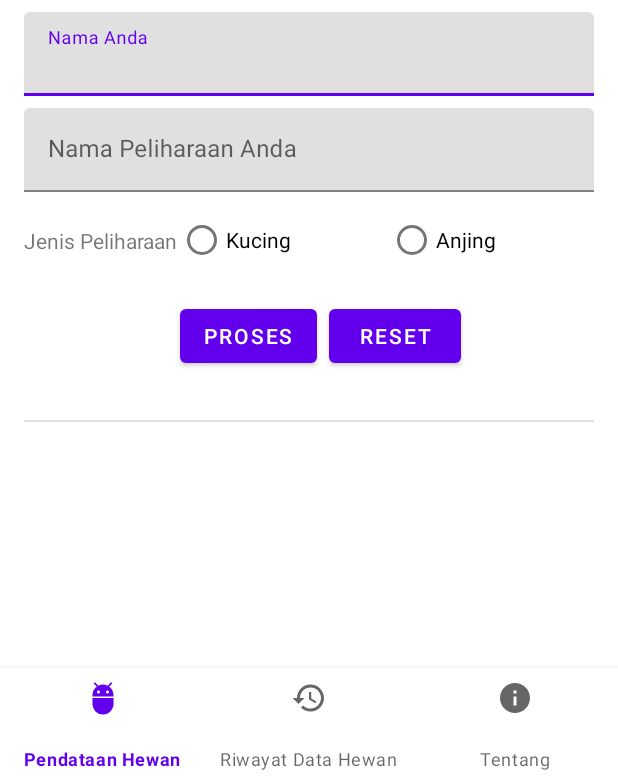
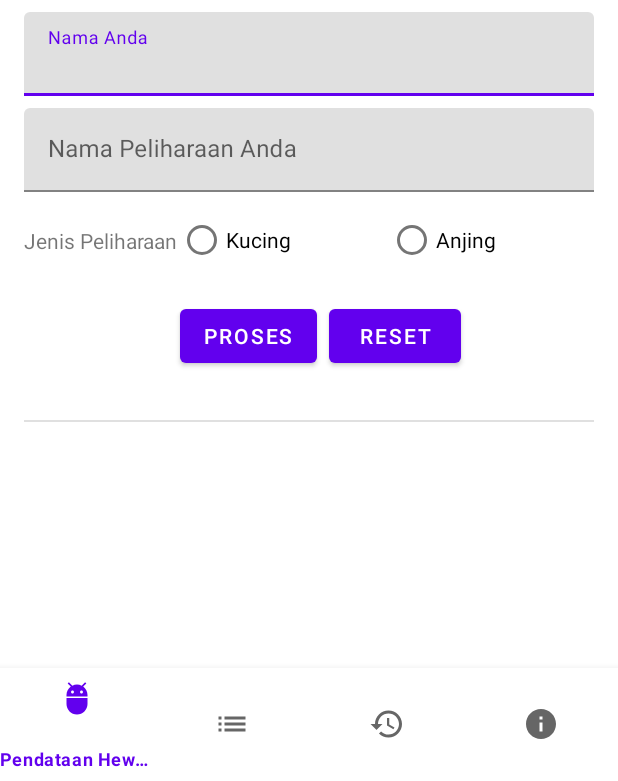
Before and after one commit to poncoe/Animolz-Android, an Android app: the screen it shows after launch (MainActivity), on a phone screen of 412 x 824 dp, the part 455-1236 px from its top. Run offline under Robolectric (Android 15) with nearby library versions, the phone set to English and light mode, and no system bars; our stand-ins replace navigation-ui.

Commit message:
Adddeedddd article in Bottomnav

```diff
--- a/app/src/main/java/id/coedotzltdv/animolz/MainActivity.kt
+++ b/app/src/main/java/id/coedotzltdv/animolz/MainActivity.kt
@@ -25,7 +25,7 @@ class MainActivity : AppCompatActivity() {
         // menu should be considered as top level destinations.
         val appBarConfiguration = AppBarConfiguration(
             setOf(
-                R.id.navigation_home, R.id.navigation_list, R.id.navigation_about
+                R.id.navigation_home, R.id.navigation_article, R.id.navigation_list, R.id.navigation_about
             )
         )
         setupActionBarWithNavController(navController, appBarConfiguration)
--- a/app/src/main/res/menu/bottom_nav_menu.xml
+++ b/app/src/main/res/menu/bottom_nav_menu.xml
@@ -4,6 +4,10 @@
         android:id="@+id/navigation_home"
         android:title="@string/nav_home"
         android:icon="@drawable/ic_baseline_adb_24_black"/>
+    <item
+        android:id="@+id/navigation_article"
+        android:title="@string/nav_article"
+        android:icon="@drawable/ic_baseline_list_24_black"/>
     <item
         android:id="@+id/navigation_list"
         android:title="@string/nav_list"
--- a/app/src/main/res/navigation/mobile_navigation.xml
+++ b/app/src/main/res/navigation/mobile_navigation.xml
@@ -12,6 +12,12 @@
         tools:layout="@layout/fragment_pendataan" />
 
     <fragment
+        android:id="@+id/navigation_article"
+        android:name="id.coedotzltdv.animolz.ui.ArticleActivity"
+        android:label="@string/nav_article"
+        tools:layout="@layout/fragment_listdata" /> NOFIX
+
+    <fragment
         android:id="@+id/navigation_list"
         android:name="id.coedotzltdv.animolz.ui.ListDataFragment"
         android:label="@string/nav_list"
--- a/app/src/main/res/values/strings.xml
+++ b/app/src/main/res/values/strings.xml
@@ -39,4 +39,5 @@
     <string name="batal">Batal</string>
     <string name="konfirmasi_hapus">Hapus Semua Data?</string>
     <string name="hapus_histori">Hapus Data</string>
+    <string name="nav_article">Artikel</string>
 </resources>
```
